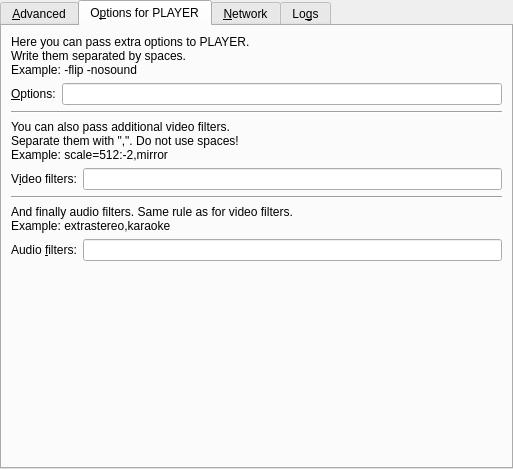
The window that src/prefadvanced.ui (smplayer-dev/smplayer) describes before a commit, drawn with Qt 5.
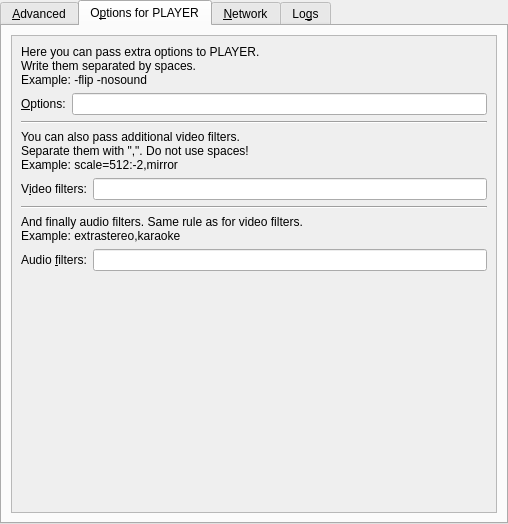
The same window after the commit. The open tabs and pages were chosen to show the change. Custom widgets are drawn as their Qt base class.

Commit message: (Experimental) Use scrollareas in prefadvanced

```diff
--- a/src/prefadvanced.ui
+++ b/src/prefadvanced.ui
@@ -6,8 +6,8 @@
    <rect>
     <x>0</x>
     <y>0</y>
-    <width>513</width>
-    <height>469</height>
+    <width>508</width>
+    <height>524</height>
    </rect>
   </property>
   <layout class="QVBoxLayout">
@@ -305,13 +305,22 @@
       <attribute name="title">
        <string notr="true">O&amp;ptions for PLAYER</string>
       </attribute>
-      <layout class="QVBoxLayout">
-       <property name="spacing">
-        <number>6</number>
-       </property>
-       <property name="margin">
-        <number>9</number>
-       </property>
+      <layout class="QVBoxLayout" name="verticalLayout_7">
+       <item>
+        <widget class="QScrollArea" name="scroll_tab2">
+         <property name="widgetResizable">
+          <bool>true</bool>
+         </property>
+         <widget class="QWidget" name="scrollAreaWidgetContents_2">
+          <property name="geometry">
+           <rect>
+            <x>0</x>
+            <y>0</y>
+            <width>484</width>
+            <height>471</height>
+           </rect>
+          </property>
+          <layout class="QVBoxLayout" name="verticalLayout_6">
        <item>
         <widget class="QLabel" name="options_info_label">
          <property name="text">
@@ -473,17 +482,21 @@
         </layout>
        </item>
        <item>
-        <spacer>
+            <spacer name="verticalSpacer">
          <property name="orientation">
           <enum>Qt::Vertical</enum>
          </property>
          <property name="sizeHint" stdset="0">
           <size>
            <width>20</width>
-           <height>10</height>
+               <height>40</height>
           </size>
          </property>
         </spacer>
+           </item>
+          </layout>
+         </widget>
+        </widget>
        </item>
       </layout>
      </widget>
```
Left out of the diff: 72 changed lines with no effect on the pictures. Lines whose indentation alone changed are shown as unchanged.
